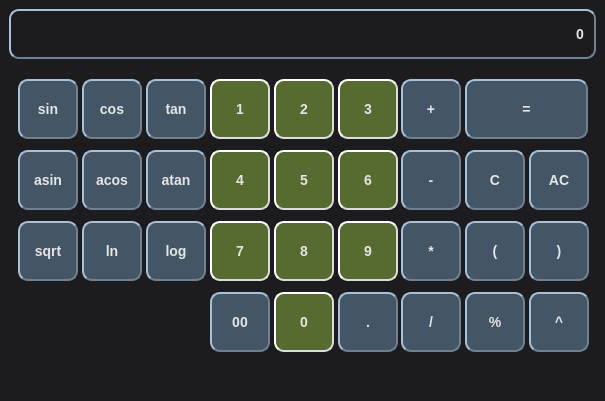
Above: src/qt_view/form.ui from klotzgal/SmartCalc3 before the change. Below: the same form after it.
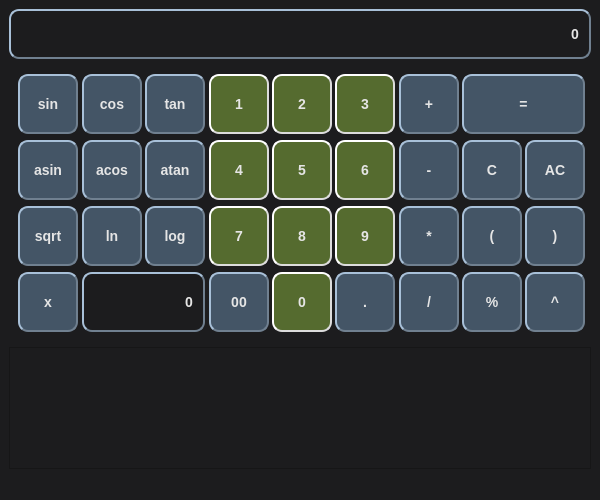
That is the form after the change.

What changed in the file:
```diff
--- a/src/qt_view/form.ui
+++ b/src/qt_view/form.ui
@@ -6,8 +6,8 @@
    <rect>
     <x>0</x>
     <y>0</y>
-    <width>605</width>
-    <height>401</height>
+    <width>600</width>
+    <height>500</height>
    </rect>
   </property>
   <property name="sizePolicy">
@@ -19,13 +19,13 @@
   <property name="minimumSize">
    <size>
     <width>600</width>
-    <height>400</height>
+    <height>500</height>
    </size>
   </property>
   <property name="maximumSize">
    <size>
-    <width>684</width>
-    <height>412</height>
+    <width>687</width>
+    <height>500</height>
    </size>
   </property>
   <property name="windowTitle">
@@ -135,8 +135,8 @@
        <string notr="true"/>
       </property>
       <layout class="QGridLayout" name="gridLayout">
-       <item row="0" column="11">
-        <widget class="QPushButton" name="button_equal">
+       <item row="1" column="8">
+        <widget class="QPushButton" name="button_c">
          <property name="sizePolicy">
           <sizepolicy hsizetype="Fixed" vsizetype="Fixed">
            <horstretch>0</horstretch>
@@ -145,34 +145,6 @@
          </property>
          <property name="minimumSize">
           <size>
-           <width>123</width>
-           <height>60</height>
-          </size>
-         </property>
-         <property name="maximumSize">
-          <size>
-           <width>123</width>
-           <height>60</height>
-          </size>
-         </property>
-         <property name="styleSheet">
-          <string notr="true"/>
-         </property>
-         <property name="text">
-          <string>=</string>
-         </property>
-        </widget>
-       </item>
-       <item row="2" column="5">
-        <widget class="QPushButton" name="button_log">
-         <property name="sizePolicy">
-          <sizepolicy hsizetype="Fixed" vsizetype="Fixed">
-           <horstretch>0</horstretch>
-           <verstretch>0</verstretch>
-          </sizepolicy>
-         </property>
-         <property name="minimumSize">
-          <size>
            <width>60</width>
            <height>60</height>
           </size>
@@ -187,7 +159,7 @@
           <string notr="true"/>
          </property>
          <property name="text">
-          <string>log</string>
+          <string>C</string>
          </property>
          <attribute name="buttonGroup">
           <string notr="true">input_buttons</string>
@@ -195,7 +167,7 @@
         </widget>
        </item>
        <item row="0" column="6">
-        <widget class="QPushButton" name="button_1">
+        <widget class="QPushButton" name="button_3">
          <property name="sizePolicy">
           <sizepolicy hsizetype="Fixed" vsizetype="Fixed">
            <horstretch>0</horstretch>
@@ -218,15 +190,15 @@
           <string notr="true"/>
          </property>
          <property name="text">
-          <string>1</string>
+          <string>3</string>
          </property>
          <attribute name="buttonGroup">
           <string notr="true">input_buttons</string>
          </attribute>
         </widget>
        </item>
-       <item row="1" column="3">
-        <widget class="QPushButton" name="button_asin">
+       <item row="2" column="5">
+        <widget class="QPushButton" name="button_8">
          <property name="sizePolicy">
           <sizepolicy hsizetype="Fixed" vsizetype="Fixed">
            <horstretch>0</horstretch>
@@ -249,14 +221,14 @@
           <string notr="true"/>
          </property>
          <property name="text">
-          <string>asin</string>
+          <string>8</string>
          </property>
          <attribute name="buttonGroup">
           <string notr="true">input_buttons</string>
          </attribute>
         </widget>
        </item>
-       <item row="0" column="7">
+       <item row="0" column="5">
         <widget class="QPushButton" name="button_2">
          <property name="sizePolicy">
           <sizepolicy hsizetype="Fixed" vsizetype="Fixed">
@@ -287,8 +259,8 @@
          </attribute>
         </widget>
        </item>
-       <item row="2" column="12">
-        <widget class="QPushButton" name="button_rigth_bracket">
+       <item row="2" column="4">
+        <widget class="QPushButton" name="button_7">
          <property name="sizePolicy">
           <sizepolicy hsizetype="Fixed" vsizetype="Fixed">
            <horstretch>0</horstretch>
@@ -311,45 +283,14 @@
           <string notr="true"/>
          </property>
          <property name="text">
-          <string>)</string>
+          <string>7</string>
          </property>
          <attribute name="buttonGroup">
           <string notr="true">input_buttons</string>
          </attribute>
         </widget>
        </item>
-       <item row="1" column="5">
-        <widget class="QPushButton" name="button_atan">
-         <property name="sizePolicy">
-          <sizepolicy hsizetype="Fixed" vsizetype="Fixed">
-           <horstretch>0</horstretch>
-           <verstretch>0</verstretch>
-          </sizepolicy>
-         </property>
-         <property name="minimumSize">
-          <size>
-           <width>60</width>
-           <height>60</height>
-          </size>
-         </property>
-         <property name="maximumSize">
-          <size>
-           <width>60</width>
-           <height>60</height>
-          </size>
-         </property>
-         <property name="styleSheet">
-          <string notr="true"/>
-         </property>
-         <property name="text">
-          <string>atan</string>
-         </property>
-         <attribute name="buttonGroup">
-          <string notr="true">input_buttons</string>
-         </attribute>
-        </widget>
-       </item>
-       <item row="1" column="8">
+       <item row="1" column="6">
         <widget class="QPushButton" name="button_6">
          <property name="sizePolicy">
           <sizepolicy hsizetype="Fixed" vsizetype="Fixed">
@@ -380,8 +321,8 @@
          </attribute>
         </widget>
        </item>
-       <item row="0" column="10">
-        <widget class="QPushButton" name="button_plus">
+       <item row="2" column="3">
+        <widget class="QPushButton" name="button_log">
          <property name="sizePolicy">
           <sizepolicy hsizetype="Fixed" vsizetype="Fixed">
            <horstretch>0</horstretch>
@@ -404,14 +345,200 @@
           <string notr="true"/>
          </property>
          <property name="text">
-          <string>+</string>
+          <string>log</string>
          </property>
          <attribute name="buttonGroup">
           <string notr="true">input_buttons</string>
          </attribute>
         </widget>
        </item>
-       <item row="1" column="6">
+       <item row="2" column="8">
+        <widget class="QPushButton" name="button_left_bracket">
+         <property name="sizePolicy">
+          <sizepolicy hsizetype="Fixed" vsizetype="Fixed">
+           <horstretch>0</horstretch>
+           <verstretch>0</verstretch>
+          </sizepolicy>
+         </property>
+         <property name="minimumSize">
+          <size>
+           <width>60</width>
+           <height>60</height>
+          </size>
+         </property>
+         <property name="maximumSize">
+          <size>
+           <width>60</width>
+           <height>60</height>
+          </size>
+         </property>
+         <property name="styleSheet">
+          <string notr="true"/>
+         </property>
+         <property name="text">
+          <string>(</string>
+         </property>
+         <attribute name="buttonGroup">
+          <string notr="true">input_buttons</string>
+         </attribute>
+        </widget>
+       </item>
+       <item row="1" column="5">
+        <widget class="QPushButton" name="button_5">
+         <property name="sizePolicy">
+          <sizepolicy hsizetype="Fixed" vsizetype="Fixed">
+           <horstretch>0</horstretch>
+           <verstretch>0</verstretch>
+          </sizepolicy>
+         </property>
+         <property name="minimumSize">
+          <size>
+           <width>60</width>
+           <height>60</height>
+          </size>
+         </property>
+         <property name="maximumSize">
+          <size>
+           <width>60</width>
+           <height>60</height>
+          </size>
+         </property>
+         <property name="styleSheet">
+          <string notr="true"/>
+         </property>
+         <property name="text">
+          <string>5</string>
+         </property>
+         <attribute name="buttonGroup">
+          <string notr="true">input_buttons</string>
+         </attribute>
+        </widget>
+       </item>
+       <item row="2" column="6">
+        <widget class="QPushButton" name="button_9">
+         <property name="sizePolicy">
+          <sizepolicy hsizetype="Fixed" vsizetype="Fixed">
+           <horstretch>0</horstretch>
+           <verstretch>0</verstretch>
+          </sizepolicy>
+         </property>
+         <property name="minimumSize">
+          <size>
+           <width>60</width>
+           <height>60</height>
+          </size>
+         </property>
+         <property name="maximumSize">
+          <size>
+           <width>60</width>
+           <height>60</height>
+          </size>
+         </property>
+         <property name="styleSheet">
+          <string notr="true"/>
+         </property>
+         <property name="text">
+          <string>9</string>
+         </property>
+         <attribute name="buttonGroup">
+          <string notr="true">input_buttons</string>
+         </attribute>
+        </widget>
+       </item>
+       <item row="0" column="3">
+        <widget class="QPushButton" name="button_tan">
+         <property name="sizePolicy">
+          <sizepolicy hsizetype="Fixed" vsizetype="Fixed">
+           <horstretch>0</horstretch>
+           <verstretch>0</verstretch>
+          </sizepolicy>
+         </property>
+         <property name="minimumSize">
+          <size>
+           <width>60</width>
+           <height>60</height>
+          </size>
+         </property>
+         <property name="maximumSize">
+          <size>
+           <width>60</width>
+           <height>60</height>
+          </size>
+         </property>
+         <property name="styleSheet">
+          <string notr="true"/>
+         </property>
+         <property name="text">
+          <string>tan</string>
+         </property>
+         <attribute name="buttonGroup">
+          <string notr="true">input_buttons</string>
+         </attribute>
+        </widget>
+       </item>
+       <item row="1" column="1">
+        <widget class="QPushButton" name="button_acos">
+         <property name="sizePolicy">
+          <sizepolicy hsizetype="Fixed" vsizetype="Fixed">
+           <horstretch>0</horstretch>
+           <verstretch>0</verstretch>
+          </sizepolicy>
+         </property>
+         <property name="minimumSize">
+          <size>
+           <width>60</width>
+           <height>60</height>
+          </size>
+         </property>
+         <property name="maximumSize">
+          <size>
+           <width>60</width>
+           <height>60</height>
+          </size>
+         </property>
+         <property name="styleSheet">
+          <string notr="true"/>
+         </property>
+         <property name="text">
+          <string>acos</string>
+         </property>
+         <attribute name="buttonGroup">
+          <string notr="true">input_buttons</string>
+         </attribute>
+        </widget>
+       </item>
+       <item row="2" column="0">
+        <widget class="QPushButton" name="button_sqrt">
+         <property name="sizePolicy">
+          <sizepolicy hsizetype="Fixed" vsizetype="Fixed">
+           <horstretch>0</horstretch>
+           <verstretch>0</verstretch>
+          </sizepolicy>
+         </property>
+         <property name="minimumSize">
+          <size>
+           <width>60</width>
+           <height>60</height>
+          </size>
+         </property>
+         <property name="maximumSize">
+          <size>
+           <width>60</width>
+           <height>60</height>
+          </size>
+         </property>
+         <property name="styleSheet">
+          <string notr="true"/>
+         </property>
+         <property name="text">
+          <string>sqrt</string>
+         </property>
+         <attribute name="buttonGroup">
+          <string notr="true">input_buttons</string>
+         </attribute>
+        </widget>
+       </item>
+       <item row="1" column="4">
         <widget class="QPushButton" name="button_4">
          <property name="sizePolicy">
           <sizepolicy hsizetype="Fixed" vsizetype="Fixed">
@@ -442,35 +569,7 @@
          </attribute>
         </widget>
        </item>
-       <item row="1" column="12">
-        <widget class="QPushButton" name="button_ac">
-         <property name="sizePolicy">
-          <sizepolicy hsizetype="Fixed" vsizetype="Fixed">
-           <horstretch>0</horstretch>
-           <verstretch>0</verstretch>
-          </sizepolicy>
-         </property>
-         <property name="minimumSize">
-          <size>
-           <width>60</width>
-           <height>60</height>
-          </size>
-         </property>
-         <property name="maximumSize">
-          <size>
-           <width>60</width>
-           <height>60</height>
-          </size>
-         </property>
-         <property name="styleSheet">
-          <string notr="true"/>
-         </property>
-         <property name="text">
-          <string>AC</string>
-         </property>
-        </widget>
-       </item>
-       <item row="2" column="10">
+       <item row="2" column="7">
         <widget class="QPushButton" name="button_mult">
          <property name="sizePolicy">
           <sizepolicy hsizetype="Fixed" vsizetype="Fixed">
@@ -501,8 +600,8 @@
          </attribute>
         </widget>
        </item>
-       <item row="3" column="6">
-        <widget class="QPushButton" name="button_00">
+       <item row="0" column="8" colspan="2">
+        <widget class="QPushButton" name="button_equal">
          <property name="sizePolicy">
           <sizepolicy hsizetype="Fixed" vsizetype="Fixed">
            <horstretch>0</horstretch>
@@ -511,13 +610,13 @@
          </property>
          <property name="minimumSize">
           <size>
-           <width>60</width>
+           <width>123</width>
            <height>60</height>
           </size>
          </property>
          <property name="maximumSize">
           <size>
-           <width>60</width>
+           <width>123</width>
            <height>60</height>
           </size>
          </property>
@@ -525,15 +624,15 @@
           <string notr="true"/>
          </property>
          <property name="text">
-          <string>00</string>
+          <string>=</string>
          </property>
          <attribute name="buttonGroup">
           <string notr="true">input_buttons</string>
          </attribute>
         </widget>
        </item>
-       <item row="0" column="8">
-        <widget class="QPushButton" name="button_3">
+       <item row="1" column="0">
+        <widget class="QPushButton" name="button_asin">
          <property name="sizePolicy">
           <sizepolicy hsizetype="Fixed" vsizetype="Fixed">
            <horstretch>0</horstretch>
@@ -556,107 +655,14 @@
           <string notr="true"/>
          </property>
          <property name="text">
-          <string>3</string>
+          <string>asin</string>
          </property>
          <attribute name="buttonGroup">
           <string notr="true">input_buttons</string>
          </attribute>
         </widget>
        </item>
-       <item row="3" column="10">
-        <widget class="QPushButton" name="button_div">
-         <property name="sizePolicy">
-          <sizepolicy hsizetype="Fixed" vsizetype="Fixed">
-           <horstretch>0</horstretch>
-           <verstretch>0</verstretch>
-          </sizepolicy>
-         </property>
-         <property name="minimumSize">
-          <size>
-           <width>60</width>
-           <height>60</height>
-          </size>
-         </property>
-         <property name="maximumSize">
-          <size>
-           <width>60</width>
-           <height>60</height>
-          </size>
-         </property>
-         <property name="styleSheet">
-          <string notr="true"/>
-         </property>
-         <property name="text">
-          <string>/</string>
-         </property>
-         <attribute name="buttonGroup">
-          <string notr="true">input_buttons</string>
-         </attribute>
-        </widget>
-       </item>
-       <item row="3" column="7">
-        <widget class="QPushButton" name="button_0">
-         <property name="sizePolicy">
-          <sizepolicy hsizetype="Fixed" vsizetype="Fixed">
-           <horstretch>0</horstretch>
-           <verstretch>0</verstretch>
-          </sizepolicy>
-         </property>
-         <property name="minimumSize">
-          <size>
-           <width>60</width>
-           <height>60</height>
-          </size>
-         </property>
-         <property name="maximumSize">
-          <size>
-           <width>60</width>
-           <height>60</height>
-          </size>
-         </property>
-         <property name="styleSheet">
-          <string notr="true"/>
-         </property>
-         <property name="text">
-          <string>0</string>
-         </property>
-         <attribute name="buttonGroup">
-          <string notr="true">input_buttons</string>
-         </attribute>
-        </widget>
-       </item>
-       <item row="3" column="12">
-        <widget class="QPushButton" name="button_pow">
-         <property name="sizePolicy">
-          <sizepolicy hsizetype="Fixed" vsizetype="Fixed">
-           <horstretch>0</horstretch>
-           <verstretch>0</verstretch>
-          </sizepolicy>
-         </property>
-         <property name="minimumSize">
-          <size>
-           <width>60</width>
-           <height>60</height>
-          </size>
-         </property>
-         <property name="maximumSize">
-          <size>
-           <width>60</width>
-           <height>60</height>
-          </size>
-         </property>
-         <property name="styleSheet">
-          <string notr="true"/>
-         </property>
-         <property name="text">
-          <string>^</string>
-         </property>
-         <attribute name="buttonGroup">
-          <string notr="true">input_buttons</string>
-         </attribute>
-        </widget>
-       </item>
-       <item row="2" column="4">
+       <item row="2" column="1">
         <widget class="QPushButton" name="button_ln">
          <property name="sizePolicy">
           <sizepolicy hsizetype="Fixed" vsizetype="Fixed">
@@ -687,7 +693,7 @@
          </attribute>
         </widget>
        </item>
-       <item row="0" column="3">
+       <item row="0" column="0">
         <widget class="QPushButton" name="button_sin">
          <property name="sizePolicy">
           <sizepolicy hsizetype="Fixed" vsizetype="Fixed">
@@ -718,8 +724,8 @@
          </attribute>
         </widget>
        </item>
-       <item row="2" column="8">
-        <widget class="QPushButton" name="button_9">
+       <item row="1" column="9">
+        <widget class="QPushButton" name="button_ac">
          <property name="sizePolicy">
           <sizepolicy hsizetype="Fixed" vsizetype="Fixed">
            <horstretch>0</horstretch>
@@ -742,15 +748,15 @@
           <string notr="true"/>
          </property>
          <property name="text">
-          <string>9</string>
+          <string>AC</string>
          </property>
          <attribute name="buttonGroup">
           <string notr="true">input_buttons</string>
          </attribute>
         </widget>
        </item>
-       <item row="2" column="11">
-        <widget class="QPushButton" name="button_left_bracket">
+       <item row="1" column="3">
+        <widget class="QPushButton" name="button_atan">
          <property name="sizePolicy">
           <sizepolicy hsizetype="Fixed" vsizetype="Fixed">
            <horstretch>0</horstretch>
@@ -773,38 +779,7 @@
           <string notr="true"/>
          </property>
          <property name="text">
-          <string>(</string>
-         </property>
-         <attribute name="buttonGroup">
-          <string notr="true">input_buttons</string>
-         </attribute>
-        </widget>
-       </item>
-       <item row="2" column="7">
-        <widget class="QPushButton" name="button_8">
-         <property name="sizePolicy">
-          <sizepolicy hsizetype="Fixed" vsizetype="Fixed">
-           <horstretch>0</horstretch>
-           <verstretch>0</verstretch>
-          </sizepolicy>
-         </property>
-         <property name="minimumSize">
-          <size>
-           <width>60</width>
-           <height>60</height>
-          </size>
-         </property>
-         <property name="maximumSize">
-          <size>
-           <width>60</width>
-           <height>60</height>
-          </size>
-         </property>
-         <property name="styleSheet">
-          <string notr="true"/>
-         </property>
-         <property name="text">
-          <string>8</string>
+          <string>atan</string>
          </property>
          <attribute name="buttonGroup">
           <string notr="true">input_buttons</string>
@@ -812,6 +787,99 @@
         </widget>
        </item>
        <item row="0" column="4">
+        <widget class="QPushButton" name="button_1">
+         <property name="sizePolicy">
+          <sizepolicy hsizetype="Fixed" vsizetype="Fixed">
+           <horstretch>0</horstretch>
+           <verstretch>0</verstretch>
+          </sizepolicy>
+         </property>
+         <property name="minimumSize">
+          <size>
+           <width>60</width>
+           <height>60</height>
+          </size>
+         </property>
+         <property name="maximumSize">
+          <size>
+           <width>60</width>
+           <height>60</height>
+          </size>
+         </property>
+         <property name="styleSheet">
+          <string notr="true"/>
+         </property>
+         <property name="text">
+          <string>1</string>
+         </property>
+         <attribute name="buttonGroup">
+          <string notr="true">input_buttons</string>
+         </attribute>
+        </widget>
+       </item>
+       <item row="2" column="9">
+        <widget class="QPushButton" name="button_rigth_bracket">
+         <property name="sizePolicy">
+          <sizepolicy hsizetype="Fixed" vsizetype="Fixed">
+           <horstretch>0</horstretch>
+           <verstretch>0</verstretch>
+          </sizepolicy>
+         </property>
+         <property name="minimumSize">
+          <size>
+           <width>60</width>
+           <height>60</height>
+          </size>
+         </property>
+         <property name="maximumSize">
+          <size>
+           <width>60</width>
+           <height>60</height>
+          </size>
+         </property>
+         <property name="styleSheet">
+          <string notr="true"/>
+         </property>
+         <property name="text">
+          <string>)</string>
+         </property>
+         <attribute name="buttonGroup">
+          <string notr="true">input_buttons</string>
+         </attribute>
+        </widget>
+       </item>
+       <item row="0" column="7">
+        <widget class="QPushButton" name="button_plus">
+         <property name="sizePolicy">
+          <sizepolicy hsizetype="Fixed" vsizetype="Fixed">
+           <horstretch>0</horstretch>
+           <verstretch>0</verstretch>
+          </sizepolicy>
+         </property>
+         <property name="minimumSize">
+          <size>
+           <width>60</width>
+           <height>60</height>
+          </size>
+         </property>
+         <property name="maximumSize">
+          <size>
+           <width>60</width>
+           <height>60</height>
+          </size>
+         </property>
+         <property name="styleSheet">
+          <string notr="true"/>
+         </property>
+         <property name="text">
+          <string>+</string>
+         </property>
+         <attribute name="buttonGroup">
+          <string notr="true">input_buttons</string>
+         </attribute>
+        </widget>
+       </item>
+       <item row="0" column="1">
         <widget class="QPushButton" name="button_cos">
          <property name="sizePolicy">
           <sizepolicy hsizetype="Fixed" vsizetype="Fixed">
@@ -842,38 +910,7 @@
          </attribute>
         </widget>
        </item>
-       <item row="0" column="5">
-        <widget class="QPushButton" name="button_tan">
-         <property name="sizePolicy">
-          <sizepolicy hsizetype="Fixed" vsizetype="Fixed">
-           <horstretch>0</horstretch>
-           <verstretch>0</verstretch>
-          </sizepolicy>
-         </property>
-         <property name="minimumSize">
-          <size>
-           <width>60</width>
-           <height>60</height>
-          </size>
-         </property>
-         <property name="maximumSize">
-          <size>
-           <width>60</width>
-           <height>60</height>
-          </size>
-         </property>
-         <property name="styleSheet">
-          <string notr="true"/>
-         </property>
-         <property name="text">
-          <string>tan</string>
-         </property>
-         <attribute name="buttonGroup">
-          <string notr="true">input_buttons</string>
-         </attribute>
-        </widget>
-       </item>
-       <item row="1" column="10">
+       <item row="1" column="7">
         <widget class="QPushButton" name="button_minus">
          <property name="sizePolicy">
           <sizepolicy hsizetype="Fixed" vsizetype="Fixed">
@@ -904,8 +941,8 @@
          </attribute>
         </widget>
        </item>
-       <item row="1" column="11">
-        <widget class="QPushButton" name="button_c">
+       <item row="3" column="0">
+        <widget class="QPushButton" name="button_x">
          <property name="sizePolicy">
           <sizepolicy hsizetype="Fixed" vsizetype="Fixed">
            <horstretch>0</horstretch>
@@ -928,43 +965,40 @@
           <string notr="true"/>
          </property>
          <property name="text">
-          <string>C</string>
+          <string>x</string>
          </property>
         </widget>
        </item>
-       <item row="1" column="4">
-        <widget class="QPushButton" name="button_acos">
-         <property name="sizePolicy">
-          <sizepolicy hsizetype="Fixed" vsizetype="Fixed">
-           <horstretch>0</horstretch>
-           <verstretch>0</verstretch>
-          </sizepolicy>
-         </property>
+       <item row="3" column="1">
+        <widget class="QLineEdit" name="lineEdit">
          <property name="minimumSize">
           <size>
-           <width>60</width>
+           <width>123</width>
            <height>60</height>
           </size>
          </property>
          <property name="maximumSize">
           <size>
-           <width>60</width>
+           <width>123</width>
            <height>60</height>
           </size>
          </property>
-         <property name="styleSheet">
-          <string notr="true"/>
+         <property name="sizeIncrement">
+          <size>
+           <width>123</width>
+           <height>0</height>
+          </size>
          </property>
          <property name="text">
-          <string>acos</string>
+          <string>0</string>
          </property>
-         <attribute name="buttonGroup">
-          <string notr="true">input_buttons</string>
-         </attribute>
+         <property name="alignment">
+          <set>Qt::AlignRight|Qt::AlignTrailing|Qt::AlignVCenter</set>
+         </property>
         </widget>
        </item>
-       <item row="2" column="6">
-        <widget class="QPushButton" name="button_7">
+       <item row="3" column="4">
+        <widget class="QPushButton" name="button_00">
          <property name="sizePolicy">
           <sizepolicy hsizetype="Fixed" vsizetype="Fixed">
            <horstretch>0</horstretch>
@@ -987,15 +1021,15 @@
           <string notr="true"/>
          </property>
          <property name="text">
-          <string>7</string>
+          <string>00</string>
          </property>
          <attribute name="buttonGroup">
           <string notr="true">input_buttons</string>
          </attribute>
         </widget>
        </item>
-       <item row="2" column="3">
-        <widget class="QPushButton" name="button_sqrt">
+       <item row="3" column="5">
+        <widget class="QPushButton" name="button_0">
          <property name="sizePolicy">
           <sizepolicy hsizetype="Fixed" vsizetype="Fixed">
            <horstretch>0</horstretch>
@@ -1018,14 +1052,14 @@
           <string notr="true"/>
          </property>
          <property name="text">
-          <string>sqrt</string>
+          <string>0</string>
          </property>
          <attribute name="buttonGroup">
           <string notr="true">input_buttons</string>
          </attribute>
         </widget>
        </item>
-       <item row="3" column="8">
+       <item row="3" column="6">
         <widget class="QPushButton" name="button_dot">
          <property name="sizePolicy">
           <sizepolicy hsizetype="Fixed" vsizetype="Fixed">
@@ -1056,7 +1090,38 @@
          </attribute>
         </widget>
        </item>
-       <item row="3" column="11">
+       <item row="3" column="7">
+        <widget class="QPushButton" name="button_div">
+         <property name="sizePolicy">
+          <sizepolicy hsizetype="Fixed" vsizetype="Fixed">
+           <horstretch>0</horstretch>
+           <verstretch>0</verstretch>
+          </sizepolicy>
+         </property>
+         <property name="minimumSize">
+          <size>
+           <width>60</width>
+           <height>60</height>
+          </size>
+         </property>
+         <property name="maximumSize">
+          <size>
+           <width>60</width>
+           <height>60</height>
+          </size>
+         </property>
+         <property name="styleSheet">
+          <string notr="true"/>
+         </property>
+         <property name="text">
+          <string>/</string>
+         </property>
+         <attribute name="buttonGroup">
+          <string notr="true">input_buttons</string>
+         </attribute>
+        </widget>
+       </item>
+       <item row="3" column="8">
         <widget class="QPushButton" name="button_mod">
          <property name="sizePolicy">
           <sizepolicy hsizetype="Fixed" vsizetype="Fixed">
@@ -1087,8 +1152,8 @@
          </attribute>
         </widget>
        </item>
-       <item row="1" column="7">
-        <widget class="QPushButton" name="button_5">
+       <item row="3" column="9">
+        <widget class="QPushButton" name="button_pow">
          <property name="sizePolicy">
           <sizepolicy hsizetype="Fixed" vsizetype="Fixed">
            <horstretch>0</horstretch>
@@ -1111,7 +1176,7 @@
           <string notr="true"/>
          </property>
          <property name="text">
-          <string>5</string>
+          <string>^</string>
          </property>
          <attribute name="buttonGroup">
           <string notr="true">input_buttons</string>
@@ -1121,6 +1186,16 @@
       </layout>
      </widget>
     </item>
+    <item>
+     <widget class="QFrame" name="frame_2">
+      <property name="frameShape">
+       <enum>QFrame::StyledPanel</enum>
+      </property>
+      <property name="frameShadow">
+       <enum>QFrame::Raised</enum>
+      </property>
+     </widget>
+    </item>
    </layout>
   </widget>
   <widget class="QMenuBar" name="menubar">
```
Left out of the diff: 14 changed lines with no effect on the pictures.
